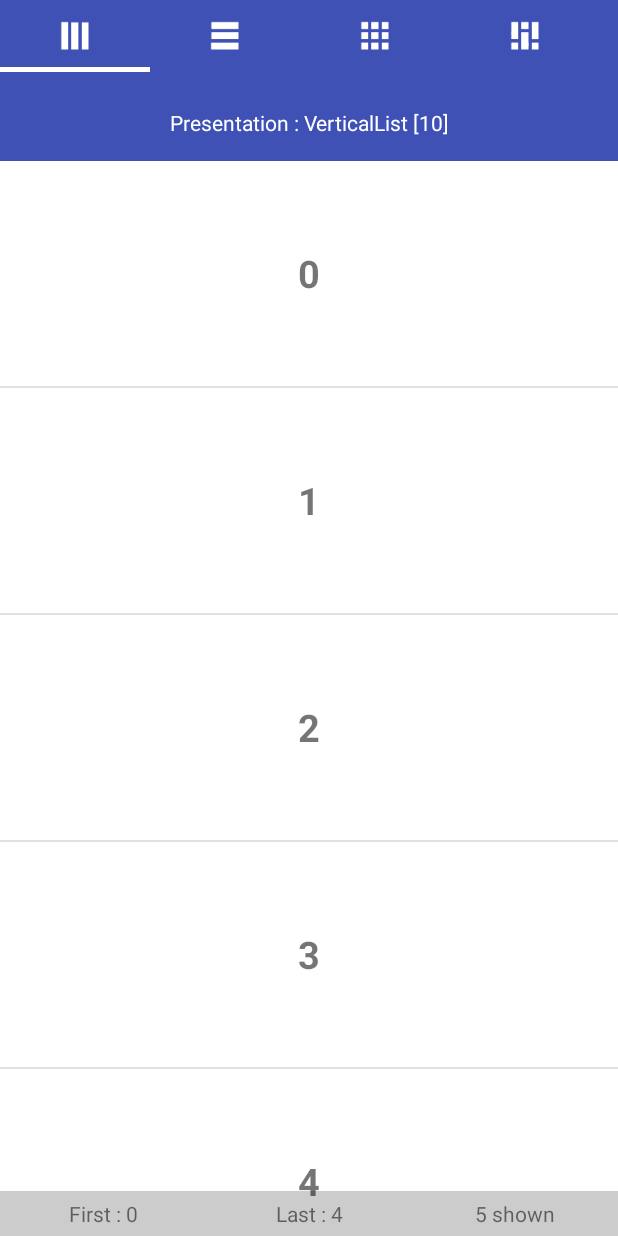
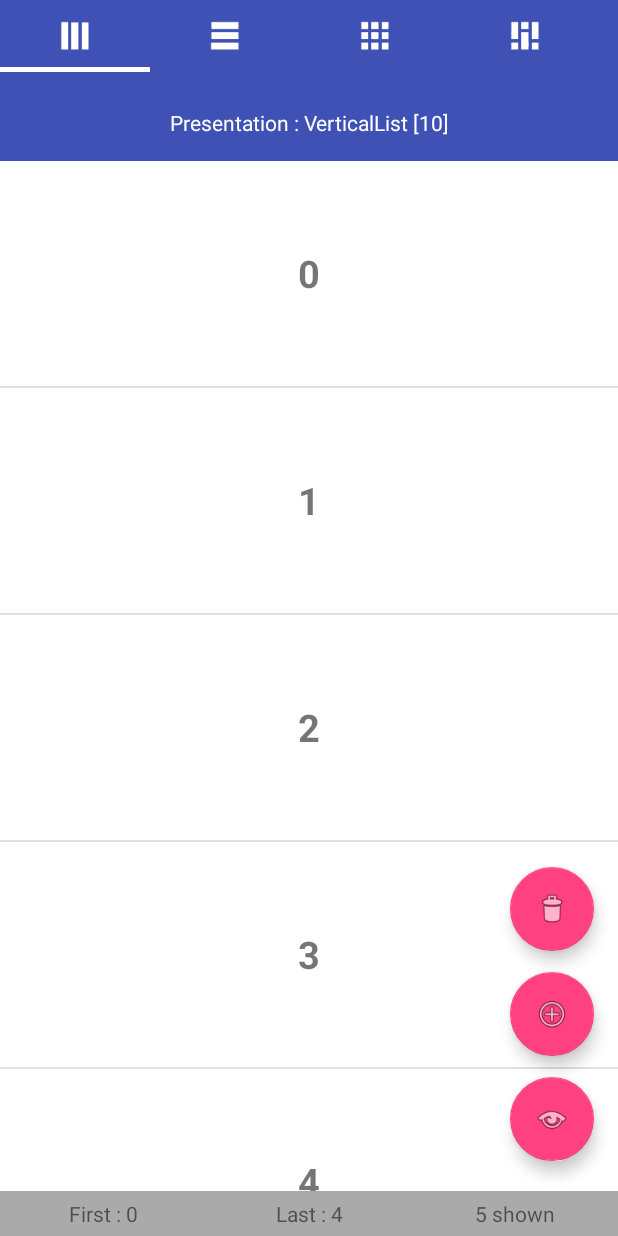
Before and after one commit to kopihao/peasy-recyclerview, an Android app: the screen it shows after launch (ActivityDemo2), on a phone screen of 412 x 824 dp. Run offline under Robolectric (Android 15) with nearby library versions, the phone set to English and light mode, and no system bars.

Commit message:
added fab buttons

```diff
--- a/sample/src/main/java/com/kopirealm/peasyrecyclerview/sample/demo2/PresentorFragment.java
+++ b/sample/src/main/java/com/kopirealm/peasyrecyclerview/sample/demo2/PresentorFragment.java
@@ -3,6 +3,7 @@ package com.kopirealm.peasyrecyclerview.sample.demo2;
 import android.os.Bundle;
 import android.support.annotation.NonNull;
 import android.support.annotation.Nullable;
+import android.support.design.widget.FloatingActionButton;
 import android.support.v4.app.Fragment;
 import android.support.v7.widget.RecyclerView;
 import android.text.TextUtils;
@@ -24,7 +25,7 @@ import static android.support.v7.widget.RecyclerView.SCROLL_STATE_IDLE;
 import static android.support.v7.widget.RecyclerView.SCROLL_STATE_SETTLING;
 
 public class PresentorFragment extends Fragment
-        implements PresentorListener {
+        implements PresentorListener, View.OnClickListener {
 
     private static final String ARG_SECTION_NUMBER = "section_number";
 
@@ -88,6 +89,32 @@ public class PresentorFragment extends Fragment
     }
 
     @Override
+    public void onViewCreated(@NonNull View view, @Nullable Bundle savedInstanceState) {
+        super.onViewCreated(view, savedInstanceState);
+        final FloatingActionButton fabOpt0 = view.findViewById(R.id.fabOpt0);
+        final FloatingActionButton fabOpt1 = view.findViewById(R.id.fabOpt1);
+        final FloatingActionButton fabOpt2 = view.findViewById(R.id.fabOpt2);
+        fabOpt0.setOnClickListener(this);
+        fabOpt1.setOnClickListener(this);
+        fabOpt2.setOnClickListener(this);
+    }
+
+    @Override
+    public void onClick(View v) {
+        switch (v.getId()) {
+            case R.id.fabOpt0:
+                if (peasyRecyclerView.getFirstVisibleItemPosition() > 0 && !peasyRecyclerView.hasAllContentsVisible()) {
+                    peasyRecyclerView.smoothScrollToFirst();
+                }
+                break;
+            case R.id.fabOpt1:
+                break;
+            case R.id.fabOpt2:
+                break;
+        }
+    }
+
+    @Override
     public void onContentChanged(int count) {
         header.setText(getString(R.string.section_format, presentation, String.format(Locale.ENGLISH, "[%d]", count)));
     }
--- a/sample/src/main/res/layout/fragment_presentator.xml
+++ b/sample/src/main/res/layout/fragment_presentator.xml
@@ -33,7 +33,7 @@
     <LinearLayout
         android:layout_width="match_parent"
         android:layout_height="wrap_content"
-        android:background="#33000000"
+        android:background="@android:color/darker_gray"
         android:orientation="horizontal"
         app:layout_constraintBottom_toBottomOf="parent"
         app:layout_constraintLeft_toLeftOf="parent"
@@ -68,5 +68,49 @@
 
     </LinearLayout>
 
+    <android.support.design.widget.CoordinatorLayout
+        android:id="@+id/main_content"
+        android:layout_width="match_parent"
+        android:layout_height="match_parent"
+        android:fitsSystemWindows="true">
+
+        <android.support.design.widget.FloatingActionButton
+            android:id="@+id/fabOpt0"
+            android:layout_width="wrap_content"
+            android:layout_height="wrap_content"
+            android:layout_gravity="bottom|end"
+            android:layout_marginStart="@dimen/fab_margin"
+            android:layout_marginEnd="@dimen/fab_margin"
+            android:layout_marginBottom="50dp"
+            android:src="@android:drawable/ic_menu_view"
+            android:visibility="visible" />
+
+        <android.support.design.widget.FloatingActionButton
+            android:id="@+id/fabOpt2"
+            android:layout_width="wrap_content"
+            android:layout_height="wrap_content"
+            android:layout_gravity="top|end"
+            android:layout_marginStart="@dimen/fab_margin"
+            android:layout_marginEnd="@dimen/fab_margin"
+            android:layout_marginBottom="120dp"
+            android:src="@android:drawable/ic_menu_add"
+            android:visibility="visible"
+            app:layout_anchor="@id/fabOpt0"
+            app:layout_anchorGravity="top" />
+
+        <android.support.design.widget.FloatingActionButton
+            android:id="@+id/fabOpt1"
+            android:layout_width="wrap_content"
+            android:layout_height="wrap_content"
+            android:layout_gravity="top|end"
+            android:layout_marginStart="@dimen/fab_margin"
+            android:layout_marginEnd="@dimen/fab_margin"
+            android:layout_marginBottom="190dp"
+            android:src="@android:drawable/ic_menu_delete"
+            android:visibility="visible"
+            app:layout_anchor="@id/fabOpt2"
+            app:layout_anchorGravity="top" />
+
+    </android.support.design.widget.CoordinatorLayout>
 
 </android.support.constraint.ConstraintLayout>
```
